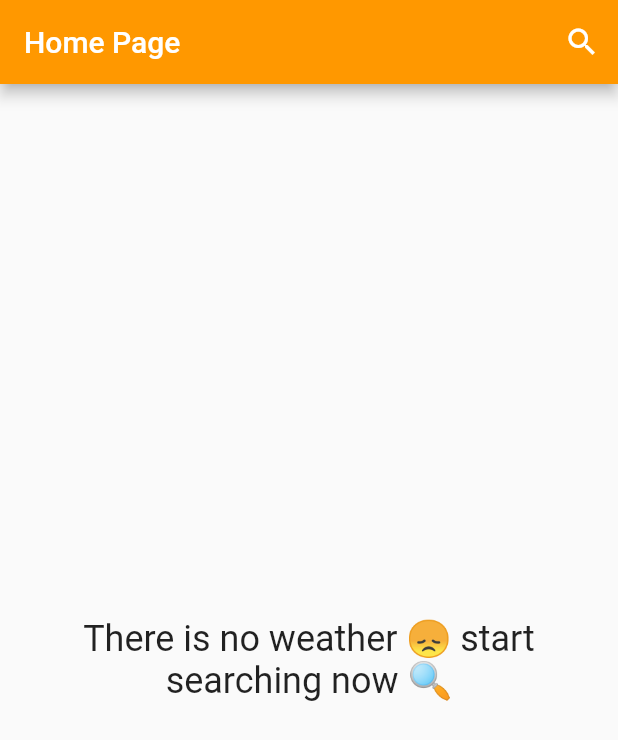
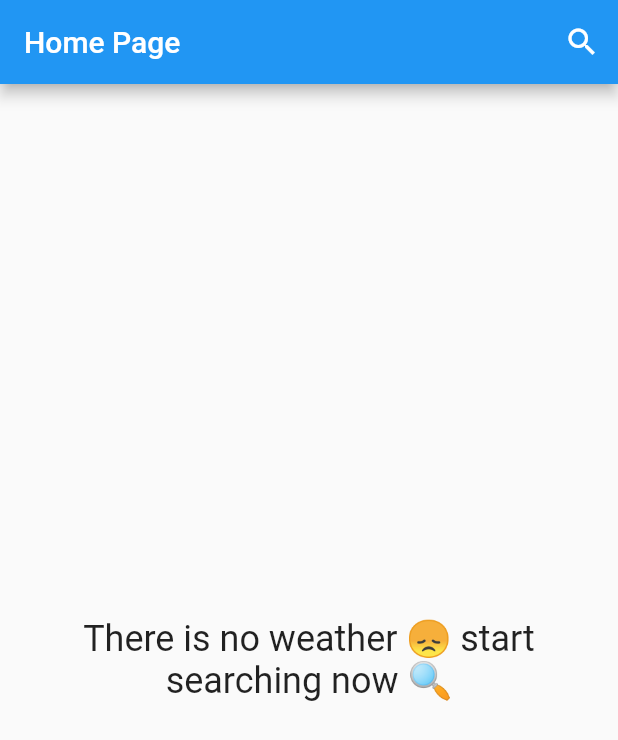
Before and after one commit to AbanoubSamuel/Flutter_Weather_App, a Flutter app: the screen it shows after launch, on a phone screen of 412 x 824 dp. Shown: the top 740 px of the screen. Run offline on Flutter 3.47's test engine with Material 2 defaults, Android fonts, the phone set to English and light mode, and no system bars; our stand-ins replace wakelock.

Commit message:
updated weather app files

```diff
--- a/lib/main.dart
+++ b/lib/main.dart
@@ -6,7 +6,11 @@ import 'package:weather_app/providers/weather_provider.dart';
 import 'package:weather_app/screens/home_page.dart';
 
 void main() {
-  runApp(WeatherApp());
+  runApp(ChangeNotifierProvider(
+      create: (context) {
+        return WeatherProvider();
+      },
+      child: WeatherApp()));
 }
 
 class WeatherApp extends StatelessWidget {
@@ -24,7 +28,15 @@ class WeatherApp extends StatelessWidget {
       },
       child: MaterialApp(
         debugShowCheckedModeBanner: false,
-        home: HomePage(),
+        theme: ThemeData(
+          primarySwatch:
+              Provider.of<WeatherProvider>(context).weatherData == null
+                  ? Colors.blue
+                  : Provider.of<WeatherProvider>(context)
+                      .weatherData!
+                      .getThemeColor(),
+        ),
+        home: const HomePage(),
       ),
     );
   }
--- a/lib/providers/weather_provider.dart
+++ b/lib/providers/weather_provider.dart
@@ -5,8 +5,8 @@ class WeatherProvider extends ChangeNotifier {
   WeatherModel? _weatherData;
   String? cityName;
 
-  set weatherData(WeatherModel? weather) {
-    weatherData = weather;
+  set weatherData(WeatherModel? data) {
+    _weatherData = data;
     notifyListeners();
   }
 
--- a/lib/screens/home_page.dart
+++ b/lib/screens/home_page.dart
@@ -3,9 +3,10 @@ import 'package:provider/provider.dart';
 import 'package:weather_app/providers/weather_provider.dart';
 import '../models/weather_model.dart';
 import './search_page.dart';
+import 'package:weather_app/main.dart';
 
 class HomePage extends StatefulWidget {
-  HomePage({Key? key}) : super(key: key);
+  const HomePage({Key? key}) : super(key: key);
 
   @override
   State<HomePage> createState() => _HomePageState();
@@ -23,7 +24,12 @@ class _HomePageState extends State<HomePage> {
     weatherData = Provider.of<WeatherProvider>(context).weatherData;
     return Scaffold(
       appBar: AppBar(
-        backgroundColor: Colors.orange,
+        backgroundColor:
+            Provider.of<WeatherProvider>(context).weatherData == null
+                ? Colors.blue
+                : Provider.of<WeatherProvider>(context)
+                    .weatherData!
+                    .getThemeColor(),
         actions: [
           IconButton(
               onPressed: () {
@@ -54,7 +60,16 @@ class _HomePageState extends State<HomePage> {
               ),
             )
           : Container(
-              color: Colors.orange,
+              decoration: BoxDecoration(
+                  gradient: LinearGradient(
+                colors: [
+                  weatherData!.getThemeColor(),
+                  weatherData!.getThemeColor()[300]!,
+                  weatherData!.getThemeColor()[100]!,
+                ],
+                begin: Alignment.topLeft,
+                end: Alignment.bottomRight,
+              )),
               child: Column(
                 mainAxisAlignment: MainAxisAlignment.center,
                 children: [
@@ -62,15 +77,15 @@ class _HomePageState extends State<HomePage> {
                     flex: 3,
                   ),
                   Text(
-                    Provider.of<WeatherProvider>(context).cityName ?? 'Cairo',
+                    Provider.of<WeatherProvider>(context).cityName ?? 'London',
                     style: const TextStyle(
                       fontSize: 24,
                       fontWeight: FontWeight.bold,
                     ),
                   ),
-                  const Text(
-                    'updated: 12-8-2023',
-                    style: TextStyle(
+                  Text(
+                    'updated at: ${Provider.of<WeatherProvider>(context).weatherData?.date.toString()}',
+                    style: const TextStyle(
                       fontSize: 16,
                     ),
                   ),
@@ -80,7 +95,7 @@ class _HomePageState extends State<HomePage> {
                   Row(
                     mainAxisAlignment: MainAxisAlignment.spaceEvenly,
                     children: [
-                      Image.asset('assets/images/clear.png'),
+                      Image.asset(weatherData!.getImage()),
                       Text(
                         weatherData?.temp.toInt().toString() ?? '30',
                         style: const TextStyle(
```
Also changed, not shown: lib/models/weather_model.dart (+66 -0 lines), lib/screens/search_page.dart (+20 -10 lines).
